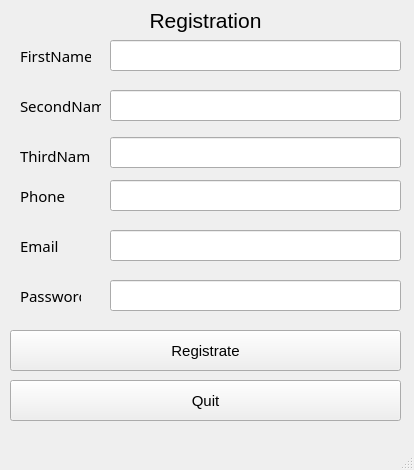
Qt form mdkpv2/registration.ui (Korobkov124/MDKP) before a commit.
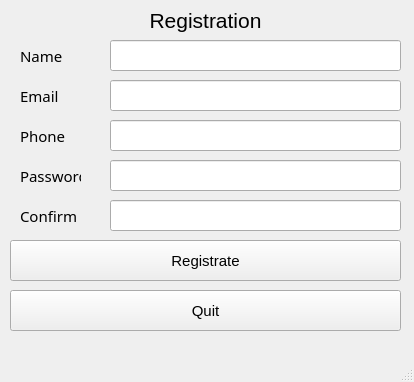
The same form after that commit.

Commit message: Прописан валидатор на окно регистрации для всех полей

Diff of the .ui file:
```diff
--- a/mdkpv2/registration.ui
+++ b/mdkpv2/registration.ui
@@ -7,7 +7,7 @@
     <x>0</x>
     <y>0</y>
     <width>414</width>
-    <height>470</height>
+    <height>382</height>
    </rect>
   </property>
   <property name="windowTitle">
@@ -18,17 +18,7 @@
     <property name="geometry">
      <rect>
       <x>110</x>
-      <y>230</y>
-      <width>291</width>
-      <height>31</height>
-     </rect>
-    </property>
-   </widget>
-   <widget class="QLineEdit" name="Password_field">
-    <property name="geometry">
-     <rect>
-      <x>110</x>
-      <y>90</y>
+      <y>120</y>
       <width>291</width>
       <height>31</height>
      </rect>
@@ -50,30 +40,11 @@
      <string>&lt;html&gt;&lt;head/&gt;&lt;body&gt;&lt;p align=&quot;center&quot;&gt;&lt;span style=&quot; font-size:16pt;&quot;&gt;Registration&lt;/span&gt;&lt;/p&gt;&lt;/body&gt;&lt;/html&gt;</string>
     </property>
    </widget>
-   <widget class="QLabel" name="label_4">
-    <property name="geometry">
-     <rect>
-      <x>20</x>
-      <y>140</y>
-      <width>71</width>
-      <height>31</height>
-     </rect>
-    </property>
-    <property name="font">
-     <font>
-      <family>Sitka</family>
-      <pointsize>11</pointsize>
-     </font>
-    </property>
-    <property name="text">
-     <string>ThirdName</string>
-    </property>
-   </widget>
    <widget class="QLabel" name="label_6">
     <property name="geometry">
      <rect>
       <x>20</x>
-      <y>230</y>
+      <y>80</y>
       <width>51</width>
       <height>31</height>
      </rect>
@@ -92,7 +63,7 @@
     <property name="geometry">
      <rect>
       <x>10</x>
-      <y>330</y>
+      <y>240</y>
       <width>391</width>
       <height>41</height>
      </rect>
@@ -126,14 +97,24 @@
      <string notr="true"/>
     </property>
     <property name="text">
-     <string>FirstName</string>
+     <string>Name</string>
     </property>
    </widget>
-   <widget class="QLineEdit" name="Password_field_3">
+   <widget class="QLineEdit" name="Password_field">
     <property name="geometry">
      <rect>
       <x>110</x>
-      <y>280</y>
+      <y>160</y>
+      <width>291</width>
+      <height>31</height>
+     </rect>
+    </property>
+   </widget>
+   <widget class="QLineEdit" name="Name_field">
+    <property name="geometry">
+     <rect>
+      <x>110</x>
+      <y>40</y>
       <width>291</width>
       <height>31</height>
      </rect>
@@ -143,46 +124,17 @@
     <property name="geometry">
      <rect>
       <x>110</x>
-      <y>40</y>
+      <y>80</y>
       <width>291</width>
       <height>31</height>
      </rect>
     </property>
    </widget>
-   <widget class="QLabel" name="label_3">
-    <property name="geometry">
-     <rect>
-      <x>20</x>
-      <y>90</y>
-      <width>81</width>
-      <height>31</height>
-     </rect>
-    </property>
-    <property name="font">
-     <font>
-      <family>Sitka</family>
-      <pointsize>11</pointsize>
-     </font>
-    </property>
-    <property name="text">
-     <string>SecondName</string>
-    </property>
-   </widget>
-   <widget class="QLineEdit" name="Password_field_2">
-    <property name="geometry">
-     <rect>
-      <x>110</x>
-      <y>180</y>
-      <width>291</width>
-      <height>31</height>
-     </rect>
-    </property>
-   </widget>
-   <widget class="QPushButton" name="Registration_button">
+   <widget class="QPushButton" name="Quit_button">
     <property name="geometry">
      <rect>
       <x>10</x>
-      <y>380</y>
+      <y>290</y>
       <width>391</width>
       <height>41</height>
      </rect>
@@ -197,21 +149,11 @@
      <string>Quit</string>
     </property>
    </widget>
-   <widget class="QLineEdit" name="Email_field_2">
-    <property name="geometry">
-     <rect>
-      <x>110</x>
-      <y>137</y>
-      <width>291</width>
-      <height>31</height>
-     </rect>
-    </property>
-   </widget>
    <widget class="QLabel" name="label_7">
     <property name="geometry">
      <rect>
       <x>20</x>
-      <y>280</y>
+      <y>160</y>
       <width>61</width>
       <height>31</height>
      </rect>
@@ -230,7 +172,7 @@
     <property name="geometry">
      <rect>
       <x>20</x>
-      <y>180</y>
+      <y>120</y>
       <width>61</width>
       <height>31</height>
      </rect>
@@ -245,6 +187,35 @@
      <string>Phone</string>
     </property>
    </widget>
+   <widget class="QLineEdit" name="Confirm_field">
+    <property name="geometry">
+     <rect>
+      <x>110</x>
+      <y>200</y>
+      <width>291</width>
+      <height>31</height>
+     </rect>
+    </property>
+   </widget>
+   <widget class="QLabel" name="label_8">
+    <property name="geometry">
+     <rect>
+      <x>20</x>
+      <y>200</y>
+      <width>61</width>
+      <height>31</height>
+     </rect>
+    </property>
+    <property name="font">
+     <font>
+      <family>Sitka</family>
+      <pointsize>11</pointsize>
+     </font>
+    </property>
+    <property name="text">
+     <string>Confirm</string>
+    </property>
+   </widget>
   </widget>
   <widget class="QMenuBar" name="menubar">
    <property name="geometry">
```
Left out of the diff: 4 changed lines with no effect on the pictures. The commit also changes 6 other files.
